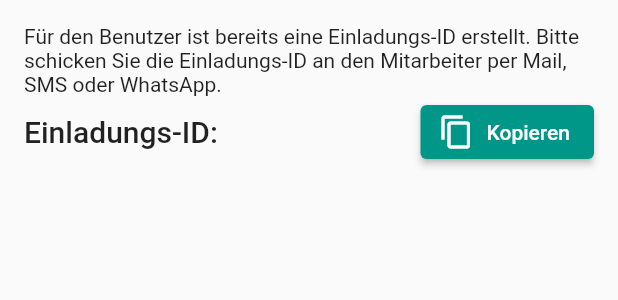
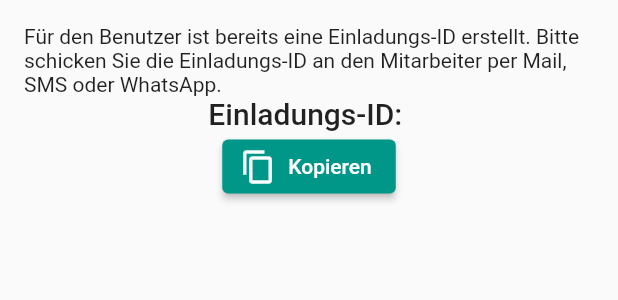
Before and after one commit to grundid/company-man, a Flutter app: the _InvitationAvailableWidget widget shown alone on an empty page, opened directly with empty values, on a phone screen of 412 x 824 dp. Shown: the top 300 px of the screen. Run offline on Flutter 3.47's test engine with Material 2 defaults, Android fonts, the phone set to English and light mode, and no system bars; our stand-ins replace bloc, cloud_firestore, connectivity_plus, csv, firebase_auth, firebase_core and 8 more; missing offline and left inert: flutterfire_ui, universal_html; accounts and stored records are empty; generated files the repository leaves out were written again.

Commit message:
break line for copy button #19

```diff
--- a/lib/company/employee/employee_user_widget.dart
+++ b/lib/company/employee/employee_user_widget.dart
@@ -119,8 +119,7 @@ class _InvitationAvailableWidget extends StatelessWidget {
       children: [
         Text("Für den Benutzer ist bereits eine Einladungs-ID erstellt. "
             "Bitte schicken Sie die Einladungs-ID an den Mitarbeiter per Mail, SMS oder WhatsApp."),
-        Row(
-          mainAxisAlignment: MainAxisAlignment.spaceBetween,
+        Column(
           children: [
             Text(
               "Einladungs-ID: $inviteId",
```
